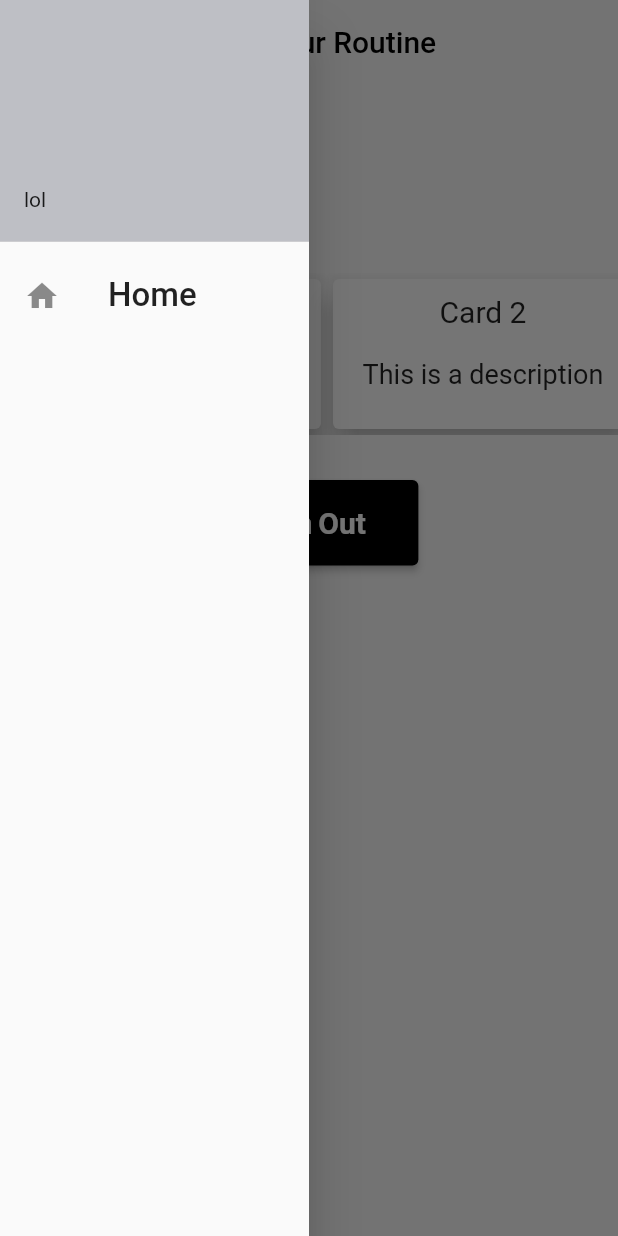
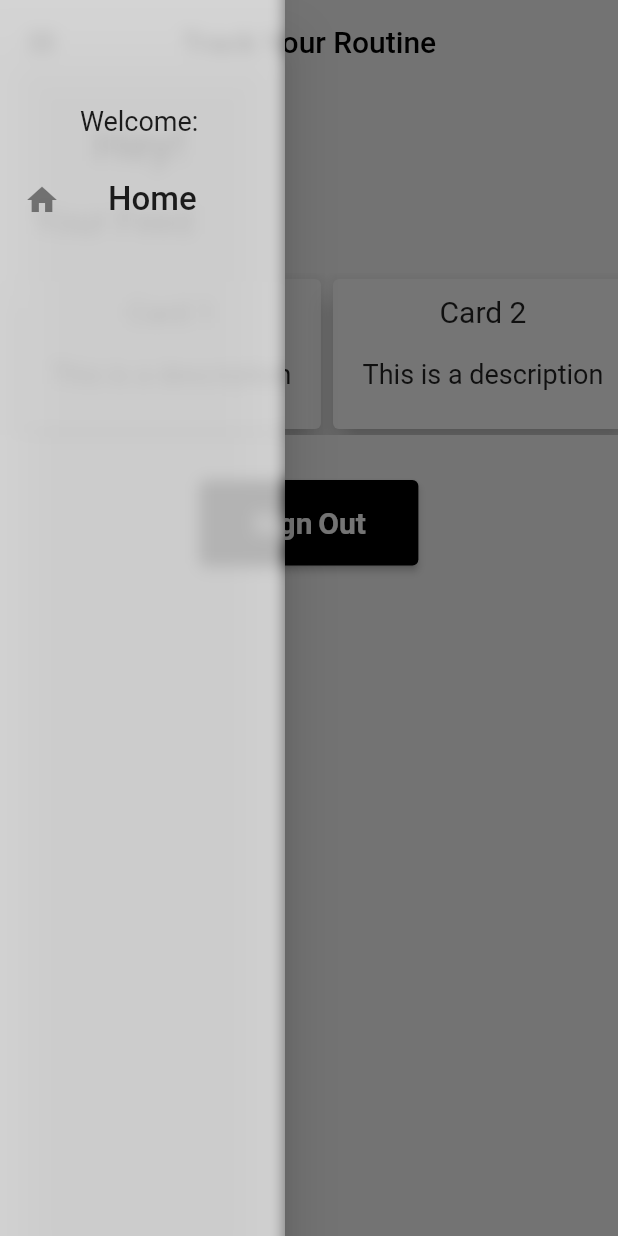
Before and after one commit to codecrafts1126/TYR, a Flutter app: the Home screen opened by its route, with the side drawer open, on a phone screen of 412 x 824 dp. Run offline on Flutter 3.47's test engine with Material 2 defaults, Android fonts, the phone set to English and light mode, and no system bars; our stand-ins replace firebase_auth, firebase_core, google_fonts, shared_preferences; accounts and stored records are empty; Roboto replaces fonts that are missing (Alata).

Commit message:
Added frosted glass type drawer with username display

```diff
--- a/lib/Pages/home.dart
+++ b/lib/Pages/home.dart
@@ -1,3 +1,5 @@
+import 'dart:ui';
+
 import 'package:flutter/material.dart';
 import 'package:google_fonts/google_fonts.dart';
 import 'package:firebase_auth/firebase_auth.dart';
@@ -14,17 +16,26 @@ class Home extends StatefulWidget {
 
 class _HomeState extends State<Home> {
   String username = '';
+  String email = '';
 
   @override
   void initState() {
     super.initState();
     getUsername();
+    getEmail();
   }
 
   Future<void> getUsername() async {
     final prefs = await SharedPreferences.getInstance();
     setState(() {
       username = prefs.getString('username') ?? '';
+    });
+  }
+
+  Future<void> getEmail() async {
+    final prefs = await SharedPreferences.getInstance();
+    setState(() {
+      email = prefs.getString('email') ?? '';
     });
   }
 
@@ -45,14 +56,29 @@ class _HomeState extends State<Home> {
   @override
   Widget build(BuildContext context) {
     return Scaffold(
-      drawer: Container(
-        width: MediaQuery.of(context).size.width * 0.5,
+      drawer: SizedBox(
+        width: 190.00,
         child: Drawer(
+          backgroundColor: Colors.white70.withOpacity(0.7),
+          child: ClipRRect(
+            child: BackdropFilter(
+              filter: ImageFilter.blur(sigmaX: 5.0, sigmaY: 5.0),
               child: ListView(
-            // padding: EdgeInsets.zero,
+                padding: EdgeInsets.zero,
                 children: <Widget>[
-              UserAccountsDrawerHeader(
-                  accountName: Text(username), accountEmail: Text('lol')),
+                  const SizedBox(height: 70),
+                  SizedBox(
+                    height: 35,
+                    child: Column(
+                      mainAxisAlignment: MainAxisAlignment.spaceBetween,
+                      children: [
+                        Text(
+                          'Welcome: $username',
+                          style: const TextStyle(fontSize: 18),
+                        ),
+                      ],
+                    ),
+                  ),
                   ListTile(
                     leading: const Icon(Icons.home),
                     title: Text(
@@ -65,6 +91,8 @@ class _HomeState extends State<Home> {
                     onTap: () {},
                   )
                 ],
+              ),
+            ),
           ),
         ),
       ),
@@ -81,7 +109,7 @@ class _HomeState extends State<Home> {
           Padding(
             padding: const EdgeInsets.only(right: 220),
             child: Text(
-              'Hey! Mate',
+              'Hey! $username',
               style: TextStyle(
                 fontSize: 31,
                 fontWeight: FontWeight.w500,
--- a/lib/Pages/login_page.dart
+++ b/lib/Pages/login_page.dart
@@ -5,7 +5,6 @@ import 'package:tyr/Pages/register_page.dart';
 import 'package:tyr/components/textfield.dart';
 import 'package:firebase_auth/firebase_auth.dart';
 import 'package:shared_preferences/shared_preferences.dart';
-import 'package:tyr/main.dart';
 
 final FirebaseAuth _auth = FirebaseAuth.instance;
 bool rememberMe = false;
--- a/lib/components/textfield.dart
+++ b/lib/components/textfield.dart
@@ -6,7 +6,7 @@ class TheTextField extends StatelessWidget {
   final bool obsecure;
   final fillColor;
 
-  TheTextField({
+  const TheTextField({
     super.key,
     required this.controller,
     required this.hint,
```
Lines whose indentation alone changed are shown as unchanged.
